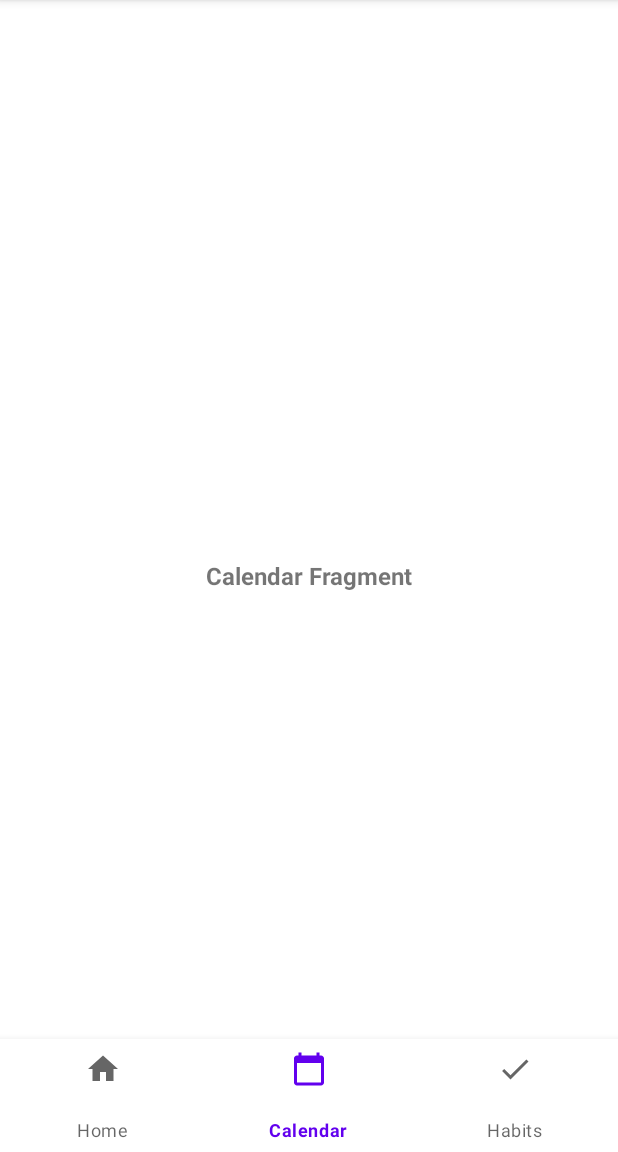
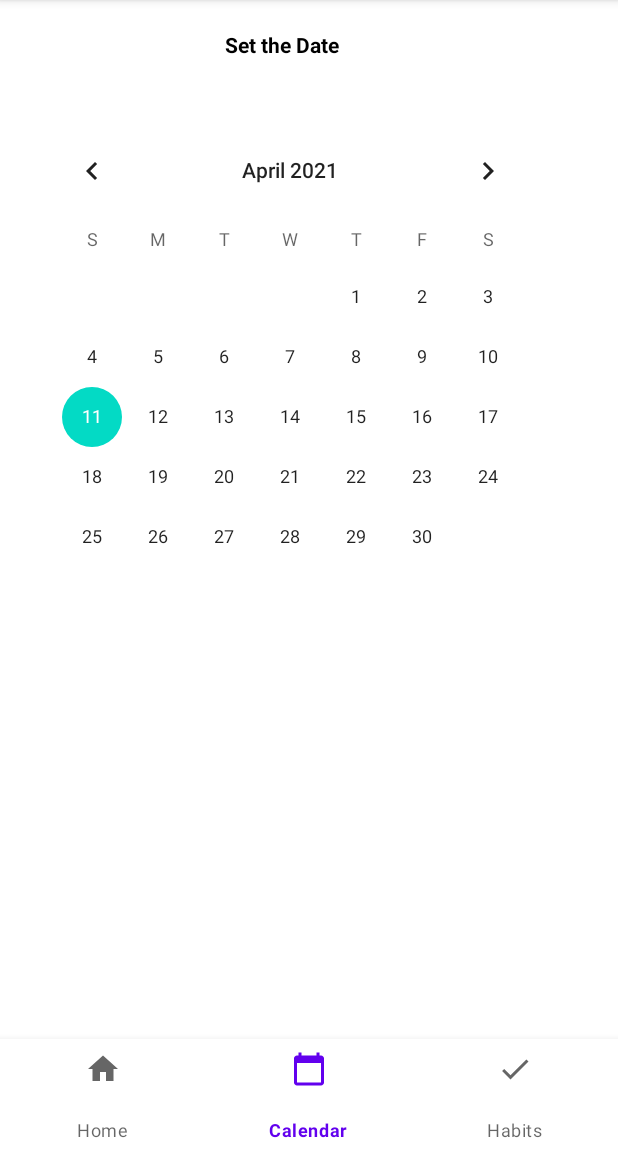
Before and after one commit to CIS-SoftwareDesign-S21/pro-03-mentalhealth-millan-janney-nuss, an Android app: the screen it shows after launch (MainActivity), item 2 of the bottom bar chosen, on a phone screen of 412 x 824 dp, the part 84-1236 px from its top. Run offline under Robolectric (Android 15) with nearby library versions, the phone set to English and light mode, and no system bars.

Commit message:
added calendarView

```diff
--- a/app/src/main/java/temple/mentalhealthwellness/CalendarFragment.java
+++ b/app/src/main/java/temple/mentalhealthwellness/CalendarFragment.java
@@ -2,19 +2,61 @@ package temple.mentalhealthwellness;
 
 import android.os.Bundle;
 
+import androidx.annotation.NonNull;
 import androidx.fragment.app.Fragment;
 
 import android.view.LayoutInflater;
 import android.view.View;
 import android.view.ViewGroup;
+import android.widget.CalendarView;
+import android.widget.TextView;
+
 
 import temple.mentalhealthwellness.R;
 
 public class CalendarFragment extends Fragment {
+    CalendarView calender;
+    TextView date_view;
+
     @Override
     public View onCreateView(LayoutInflater inflater, ViewGroup container,
                              Bundle savedInstanceState) {
+        View root = inflater.inflate(R.layout.fragment_calendar, container, false);
         // Inflate the layout for this fragment
-        return inflater.inflate(R.layout.fragment_calendar, container, false);
+        calender = (CalendarView)
+                root.findViewById(R.id.calender);
+        date_view = (TextView)
+                root.findViewById(R.id.date_view);
+
+        // Add Listener in calendar
+        calender
+                .setOnDateChangeListener(
+                        new CalendarView
+                                .OnDateChangeListener() {
+                            @Override
+
+                            // In this Listener have one method
+                            // and in this method we will
+                            // get the value of DAYS, MONTH, YEARS
+                            public void onSelectedDayChange(
+                                    @NonNull CalendarView view,
+                                    int year,
+                                    int month,
+                                    int dayOfMonth)
+                            {
+
+                                // Store the value of date with
+                                // format in String type Variable
+                                // Add 1 in month because month
+                                // index is start with 0
+                                String Date
+                                        = dayOfMonth + "-"
+                                        + (month + 1) + "-" + year;
+
+                                // set this date in TextView for Display
+                                date_view.setText(Date);
+                            }
+                        });
+        return root;
     }
 }
--- a/app/src/main/res/layout/fragment_calendar.xml
+++ b/app/src/main/res/layout/fragment_calendar.xml
@@ -1,19 +1,30 @@
 <?xml version="1.0" encoding="utf-8"?>
-<FrameLayout xmlns:android="http://schemas.android.com/apk/res/android"
+<RelativeLayout
+    xmlns:android="http://schemas.android.com/apk/res/android"
+    xmlns:app="http://schemas.android.com/apk/res-auto"
     xmlns:tools="http://schemas.android.com/tools"
     android:layout_width="match_parent"
     android:layout_height="match_parent"
-    tools:context=".CalendarFragment">
+    tools:context=".MainActivity">
 
-    <!-- TODO: Update blank fragment layout -->
+    <!-- Add TextView to display the date -->
     <TextView
-        android:layout_width="match_parent"
-        android:layout_height="match_parent"
-        android:text="Calendar Fragment"
-        android:textAlignment="center"
-        android:textSize="16sp"
-        android:textStyle="bold"
-        android:gravity="center" />
+        android:id="@+id/date_view"
+        android:layout_width="wrap_content"
+        android:layout_height="wrap_content"
+        android:layout_marginLeft="150dp"
+        android:layout_marginTop="20dp"
+        android:text="Set the Date"
+        android:textColor="@android:color/background_dark"
+        android:textStyle="bold" />
 
+    <!-- Add CalenderView to display the Calender -->
+    <CalendarView
+        android:id="@+id/calender"
+        android:layout_marginTop="80dp"
+        android:layout_marginLeft="19dp"
+        android:layout_width="wrap_content"
+        android:layout_height="wrap_content">
+    </CalendarView>
 
-</FrameLayout>
+</RelativeLayout>
```
Also changed, not shown: app/src/main/java/temple/mentalhealthwellness/MainActivity.java (+7 -0 lines).
